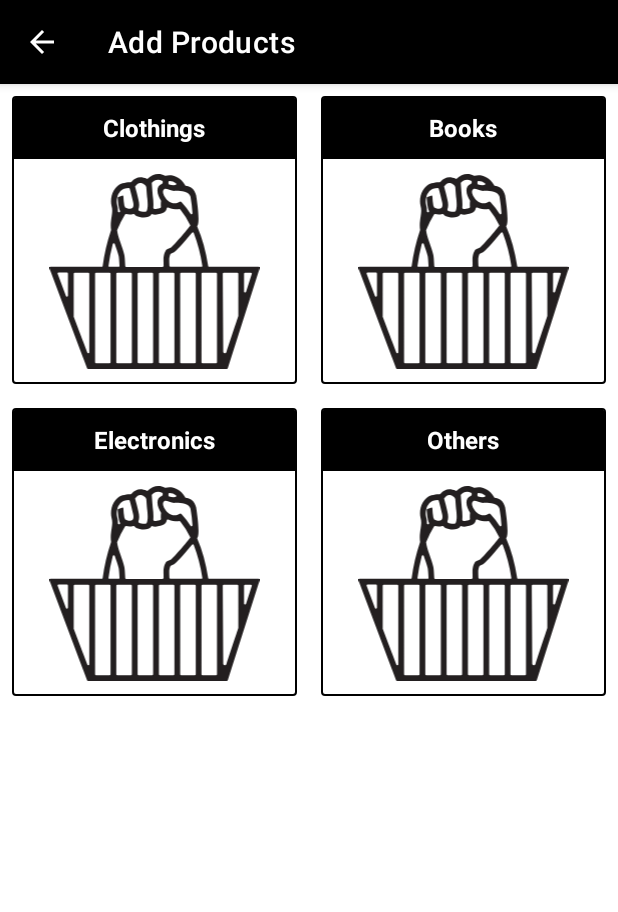
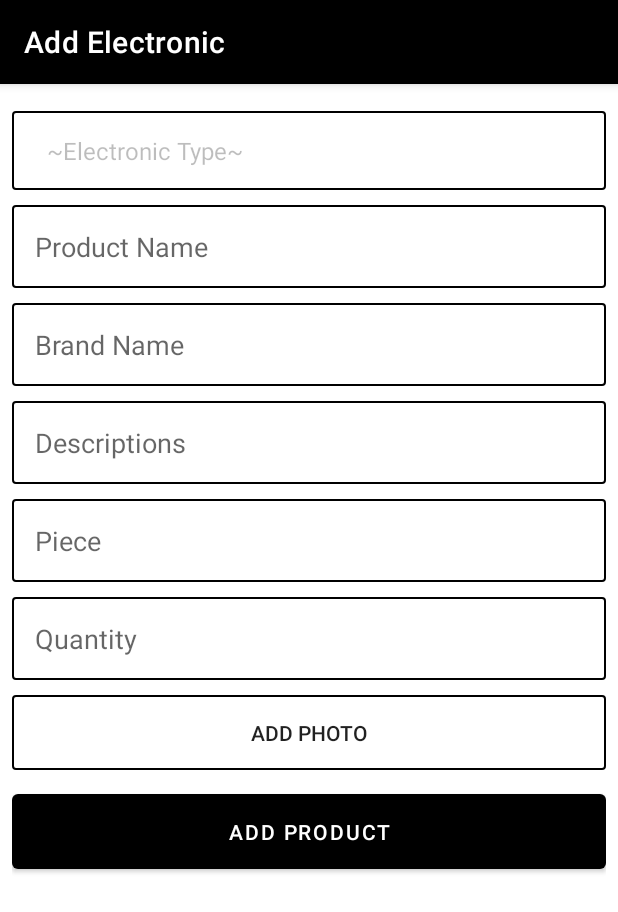
Before and after one commit to nuryadincjr/finalproject2-kelompok2, an Android app: the ProductsActivity screen opened directly, with no data from a screen before it, after a tap on "Electronics", on a phone screen of 412 x 824 dp. Shown: the top 912 px of the screen. Run offline under Robolectric (Android 15) with nearby library versions, the phone set to English and light mode, and no system bars; our stand-ins replace Firebase (no records; nobody signed in at launch, a user with empty details on screens opened directly).

Commit message:
add electronic & other product & layouting

```diff
--- a/app/src/main/java/com/nuryadincjr/merdekabelanja/adminacitvity/AddClothingActivity.java
+++ b/app/src/main/java/com/nuryadincjr/merdekabelanja/adminacitvity/AddClothingActivity.java
@@ -35,7 +35,6 @@ public class AddClothingActivity extends AppCompatActivity implements OnItemSele
     private List<Uri> uriImageList;
     private final String TAG = "LIA";
     private Clothing clothing;
-    private int positionOfSpinner;
 
     @Override
     protected void onCreate(Bundle savedInstanceState) {
--- /dev/null
+++ b/app/src/main/java/com/nuryadincjr/merdekabelanja/adminacitvity/AddElectronicsActivity.java
@@ -0,0 +1,198 @@
+package com.nuryadincjr.merdekabelanja.adminacitvity;
+
+import static android.widget.AdapterView.OnItemSelectedListener;
+
+import android.app.ProgressDialog;
+import android.content.Intent;
+import android.net.Uri;
+import android.os.Bundle;
+import android.util.Log;
+import android.view.MenuItem;
+import android.view.View;
+import android.widget.AdapterView;
+import android.widget.ArrayAdapter;
+import android.widget.Toast;
+
+import androidx.annotation.Nullable;
+import androidx.appcompat.app.AppCompatActivity;
+
+import com.google.firebase.storage.FirebaseStorage;
+import com.google.firebase.storage.StorageReference;
+import com.nuryadincjr.merdekabelanja.R;
+import com.nuryadincjr.merdekabelanja.api.ProductsRepository;
+import com.nuryadincjr.merdekabelanja.databinding.ActivityAddElectronicsBinding;
+import com.nuryadincjr.merdekabelanja.models.Electronics;
+import com.nuryadincjr.merdekabelanja.pojo.Constaint;
+
+import java.util.ArrayList;
+import java.util.List;
+import java.util.UUID;
+
+public class AddElectronicsActivity extends AppCompatActivity implements OnItemSelectedListener {
+
+    private ActivityAddElectronicsBinding binding;
+    private StorageReference storageReference;
+    private ProgressDialog dialog;
+    private List<Uri> uriImageList;
+    private final String TAG = "LIA";
+    private Electronics electronics;
+
+    @Override
+    protected void onCreate(Bundle savedInstanceState) {
+        super.onCreate(savedInstanceState);
+        setContentView(R.layout.activity_add_electronics);
+
+        binding = ActivityAddElectronicsBinding.inflate(getLayoutInflater());
+        setContentView(binding.getRoot());
+
+        storageReference = FirebaseStorage.getInstance().getReference().child("product");
+
+        dialog = new ProgressDialog(this);
+        uriImageList = new ArrayList<>();
+        electronics = new Electronics();
+
+        electronics.setCategory(getIntent().getStringExtra("PRODUCT"));
+        getSupportActionBar().setTitle("Add " + electronics.getCategory());
+
+        binding.btnAddProduct.setOnClickListener(v -> getInputValidations());
+        binding.btnAddPhoto.setOnClickListener(view -> {
+            Intent intent = new Intent();
+            intent.setType("image/*");
+            intent.putExtra(Intent.EXTRA_ALLOW_MULTIPLE, true);
+            intent.setAction(Intent.ACTION_GET_CONTENT);
+            startActivityForResult(Intent.createChooser(intent, "Select Picture"), 25);
+        });
+
+        getGenderAdapter();
+    }
+
+    @Override
+    public boolean onOptionsItemSelected(MenuItem item) {
+        if (item.getItemId() == android.R.id.home) {
+            onBackPressed();
+            return true;
+        }
+        return super.onOptionsItemSelected(item);
+    }
+
+    private void getGenderAdapter() {
+        ArrayAdapter<CharSequence> adapter = ArrayAdapter
+                .createFromResource(this, R.array.electronic_type, android.R.layout.simple_spinner_item);
+        adapter.setDropDownViewResource(android.R.layout.simple_spinner_dropdown_item);
+        binding.spElectronicType.setOnItemSelectedListener(this);
+        binding.spElectronicType.setAdapter(adapter);
+    }
+
+    private void getInputValidations() {
+        String id = UUID.randomUUID().toString();
+        String name = binding.etName.getText().toString();
+        String descriptions = binding.etDescriptions.getText().toString();
+        String piece = binding.etPiece.getText().toString();
+        String quantity = binding.etQuantity.getText().toString();
+        String brand_name  = binding.etBrandName.getText().toString();
+
+        if(!name.isEmpty() && !piece.isEmpty() &&
+                !quantity.isEmpty() && electronics.getProduct_type() != null) {
+
+            electronics = new Electronics(id, name, descriptions, null, piece, quantity,
+                    this.electronics.getCategory(), brand_name, this.electronics.getProduct_type());
+
+            onCreateProduct(electronics);
+
+        } else Toast.makeText(this,"Empty credentials!", Toast.LENGTH_SHORT).show();
+    }
+
+    private void onCreateProduct(Electronics electronics) {
+        dialog.setMessage("Createing Data..");
+        dialog.setCancelable(false);
+        dialog.show();
+
+        List<String> photo = new ArrayList<>();
+        electronics.setPhoto(photo);
+
+        if(!uriImageList.isEmpty()){
+            dialog.setMessage("Uploading file..");
+
+            for (int i = 0; i < uriImageList.size(); i++) {
+                StorageReference filePath = storageReference
+                        .child(electronics.getCategory())
+                        .child(electronics.getId())
+                        .child("preview" + i + "." + Constaint.getFileExtension(uriImageList.get(i), this));
+                int finalI = i;
+
+                filePath.putFile(uriImageList.get(i)).continueWithTask(task -> {
+                    if (!task.isSuccessful()) {
+                        dialog.dismiss();
+                        throw task.getException();
+                    }
+                    return filePath.getDownloadUrl();
+                }).addOnCompleteListener(task -> {
+                    if (task.isSuccessful()) {
+                        photo.add(finalI, task.getResult().toString());
+                        if ((finalI + 1) == uriImageList.size()) {
+                            electronics.setPhoto(photo);
+                            onCreateData(electronics);
+                        }
+                    }
+                });
+            }
+        } else onCreateData(electronics);
+    }
+
+    private void onCreateData(Electronics electronics) {
+        dialog.setMessage("Setuping data..");
+
+        new ProductsRepository().insertProducts(electronics).addOnSuccessListener(documentReference -> {
+            Log.d(TAG, "DocumentSnapshot added with ID: " + documentReference);
+            Toast.makeText(getApplicationContext(),
+                    "Success.", Toast.LENGTH_SHORT).show();
+
+            dialog.dismiss();
+            finish();
+        }).addOnFailureListener(e -> {
+            dialog.dismiss();
+            Log.w(TAG, "Error adding document", e);
+            Toast.makeText(getApplicationContext(),
+                    "Error adding document.", Toast.LENGTH_SHORT).show();
+        });
+    }
+
+    private List<String> getList(String str) {
+        String[] myStrings = str.split(",");
+        List<String> stringList = new ArrayList<>();
+        for (int i = 0; i < myStrings.length; i++) {
+            stringList.add(i, myStrings[i]);
+        }
+        return stringList;
+    }
+
+    @Override
+    protected void onActivityResult(int requestCode, int resultCode, @Nullable Intent data) {
+        super.onActivityResult(requestCode, resultCode, data);
+        if (requestCode != 25 || resultCode != -1) {
+            this.binding.btnAddPhoto.setChecked(false);
+        } else if (data.getClipData() != null) {
+            int count = data.getClipData().getItemCount();
+            for (int i = 0; i < count; i++) {
+                uriImageList.add(i, data.getClipData().getItemAt(i).getUri());
+            }
+        } else if (data.getData() != null) {
+            uriImageList.add(0, data.getData());
+        } else binding.btnAddPhoto.setChecked(false);
+    }
+
+    @Override
+    public void onItemSelected(AdapterView<?> parent, View view, int position, long id) {
+        if(position !=0){
+            electronics.setProduct_type(parent.getSelectedItem().toString());
+        }else {
+            view.setEnabled(false);
+            electronics.setProduct_type(null);
+        }
+    }
+
+    @Override
+    public void onNothingSelected(AdapterView<?> parent) {
+
+    }
+}
--- a/app/src/main/java/com/nuryadincjr/merdekabelanja/adminacitvity/ProductsActivity.java
+++ b/app/src/main/java/com/nuryadincjr/merdekabelanja/adminacitvity/ProductsActivity.java
@@ -24,22 +24,22 @@ public class ProductsActivity extends AppCompatActivity {
 
         binding.llClothing.setOnClickListener(v -> {
             startActivity(new Intent(this, AddClothingActivity.class)
-                    .putExtra("PRODUCT", "colething"));
+                    .putExtra("PRODUCT", "Colething"));
         });
 
         binding.llBooks.setOnClickListener(v -> {
             startActivity(new Intent(this, AddBookActivity.class)
-                    .putExtra("PRODUCT", "book"));
+                    .putExtra("PRODUCT", "Book"));
         });
 
         binding.llElectronic.setOnClickListener(v -> {
-//            startActivity(new Intent(this, AddElectronicActivity.class)
-//                    .putExtra("PRODUCT", "electronic"));
+            startActivity(new Intent(this, AddElectronicsActivity.class)
+                    .putExtra("PRODUCT", "Electronic"));
         });
 
         binding.llOther.setOnClickListener(v -> {
-//            startActivity(new Intent(this, AddOtherProcuctsActivity.class)
-//                    .putExtra("PRODUCT", "other"));
+            startActivity(new Intent(this, AddOthersActivity.class)
+                    .putExtra("PRODUCT", "Other Products"));
         });
     }
 
--- /dev/null
+++ b/app/src/main/res/layout/activity_add_electronics.xml
@@ -0,0 +1,136 @@
+<?xml version="1.0" encoding="utf-8"?>
+<RelativeLayout xmlns:android="http://schemas.android.com/apk/res/android"
+    xmlns:app="http://schemas.android.com/apk/res-auto"
+    xmlns:tools="http://schemas.android.com/tools"
+    android:layout_width="match_parent"
+    android:layout_height="match_parent"
+    tools:context=".adminacitvity.AddElectronicsActivity">
+
+    <ScrollView
+        android:layout_width="match_parent"
+        android:layout_height="match_parent">
+
+        <LinearLayout
+            android:layout_width="match_parent"
+            android:layout_height="wrap_content"
+            android:orientation="vertical"
+            android:padding="8dp">
+
+            <Spinner
+                android:id="@+id/spElectronicType"
+                android:layout_width="match_parent"
+                android:layout_height="wrap_content"
+                android:layout_marginTop="10dp"
+                android:background="@drawable/bg_input"
+                android:entries="@array/electronic_type"
+                android:padding="15dp"
+                android:spinnerMode="dropdown" />
+
+            <EditText
+                android:id="@+id/etName"
+                android:layout_width="match_parent"
+                android:layout_height="wrap_content"
+                android:layout_marginTop="10dp"
+                android:background="@drawable/bg_input"
+                android:ems="10"
+                android:hint="Product Name"
+                android:inputType="text"
+                android:padding="15dp" />
+            <EditText
+                android:id="@+id/etBrandName"
+                android:layout_width="match_parent"
+                android:layout_height="wrap_content"
+                android:layout_marginTop="10dp"
+                android:background="@drawable/bg_input"
+                android:ems="10"
+                android:hint="Brand Name"
+                android:inputType="text"
+                android:padding="15dp" />
+
+            <EditText
+                android:id="@+id/etDescriptions"
+                android:layout_width="match_parent"
+                android:layout_height="wrap_content"
+                android:layout_marginTop="10dp"
+                android:background="@drawable/bg_input"
+                android:hint="Descriptions"
+                android:inputType="textMultiLine"
+                android:maxLength="500"
+                android:padding="15dp" />
+
+            <EditText
+                android:id="@+id/etPiece"
+                android:layout_width="match_parent"
+                android:layout_height="wrap_content"
+                android:layout_marginTop="10dp"
+                android:background="@drawable/bg_input"
+                android:ems="10"
+                android:hint="Piece"
+                android:inputType="numberDecimal"
+                android:padding="15dp" />
+
+            <EditText
+                android:id="@+id/etQuantity"
+                android:layout_width="match_parent"
+                android:layout_height="wrap_content"
+                android:layout_marginTop="10dp"
+                android:background="@drawable/bg_input"
+                android:ems="10"
+                android:hint="Quantity"
+                android:inputType="numberDecimal"
+                android:padding="15dp"
+                android:visibility="visible" />
+
+            <LinearLayout
+                android:id="@+id/layout"
+                android:layout_width="wrap_content"
+                android:layout_height="100dp"
+                android:layout_marginTop="10dp"
+                android:visibility="gone">
+
+                <ImageView
+                    android:id="@+id/ivPhoto1"
+                    android:layout_width="wrap_content"
+                    android:layout_height="wrap_content"
+                    android:layout_weight="1"
+                    android:background="@drawable/bg_input"
+                    app:layout_constraintDimensionRatio="1:1" />
+
+                <ImageView
+                    android:id="@+id/ivPhoto2"
+                    android:layout_width="wrap_content"
+                    android:layout_height="wrap_content"
+                    android:layout_weight="1"
+                    android:background="@drawable/bg_input"
+                    app:layout_constraintDimensionRatio="1:1" />
+
+                <ImageView
+                    android:id="@+id/ivPhoto3"
+                    android:layout_width="wrap_content"
+                    android:layout_height="wrap_content"
+                    android:layout_weight="1"
+                    android:background="@drawable/bg_input"
+                    app:layout_constraintDimensionRatio="1:1" />
+            </LinearLayout>
+
+            <ToggleButton
+                android:id="@+id/btnAddPhoto"
+                android:layout_width="match_parent"
+                android:layout_height="wrap_content"
+                android:layout_marginTop="10dp"
+                android:background="@drawable/bg_input"
+                android:padding="15dp"
+                android:textOff="Add Photo"
+                android:textOn="Remove Photo" />
+
+            <Button
+                android:id="@+id/btnAddProduct"
+                android:layout_width="match_parent"
+                android:layout_height="wrap_content"
+                android:layout_marginTop="10dp"
+                android:padding="15dp"
+                android:text="Add Product" />
+        </LinearLayout>
+    </ScrollView>
+
+</RelativeLayout>
--- a/app/src/main/res/values/arrays.xml
+++ b/app/src/main/res/values/arrays.xml
@@ -36,4 +36,11 @@
         <item>Female</item>
         <item>General</item>
     </array>
+
+    <array name="electronic_type">
+        <item>~Electronic Type~</item>
+        <item>Commputer</item>
+        <item>Smartphone</item>
+    </array>
+
 </resources>
```
Also changed, not shown: app/src/main/AndroidManifest.xml (+15 -9 lines), app/src/main/java/com/nuryadincjr/merdekabelanja/adminacitvity/AddOthersActivity.java (added, +154 -0 lines), app/src/main/res/layout/activity_add_others.xml (added, +115 -0 lines).
